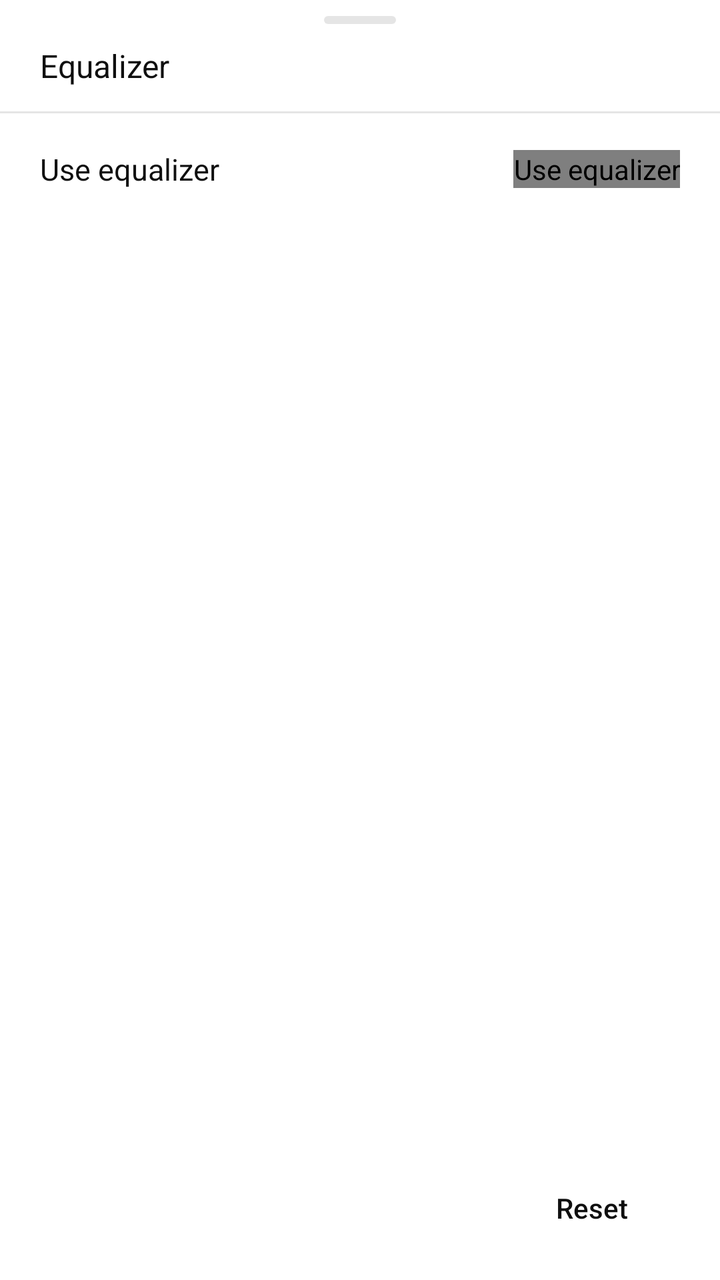
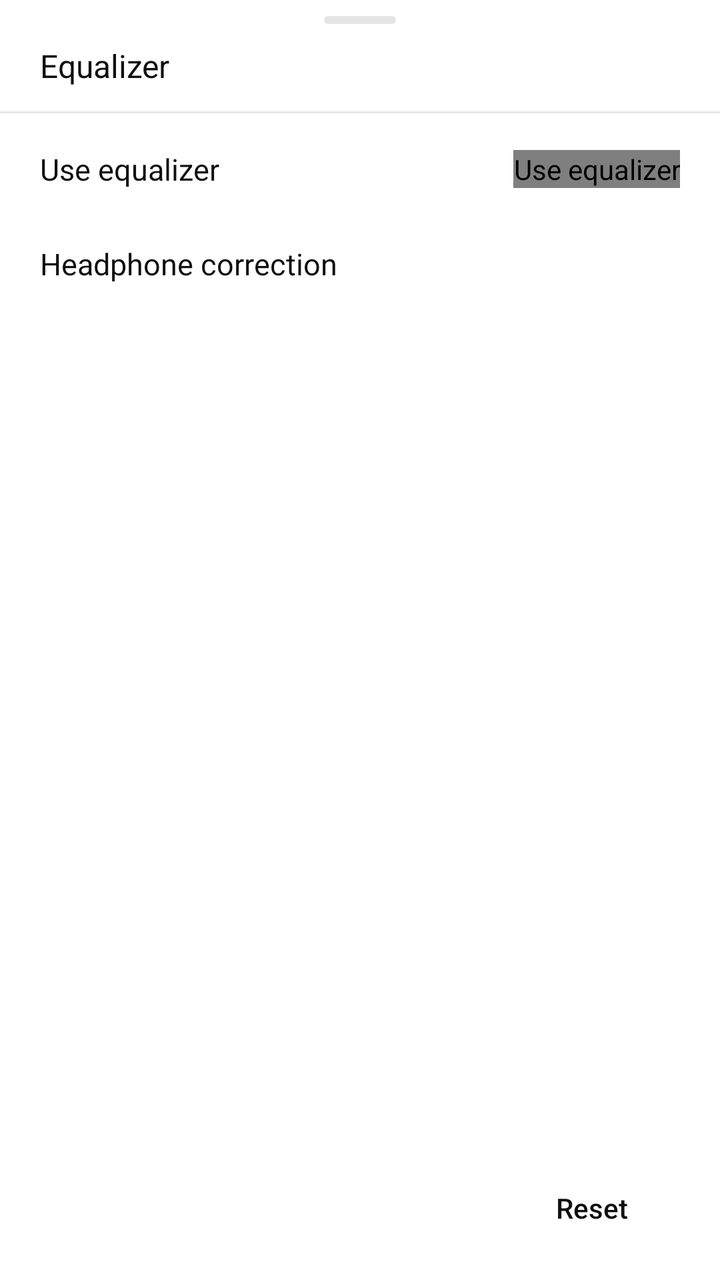

The first picture is an Android layout as it rendered before a commit; the second is the same layout after the commit. The layout source and the unified diff follow.
<!-- AndroidManifest.xml: application theme Theme.NewTube -->
<!-- res/layout/sheet_mobile_equalizer.xml -->
<?xml version="1.0" encoding="utf-8"?>
<LinearLayout xmlns:android="http://schemas.android.com/apk/res/android"
    xmlns:app="http://schemas.android.com/apk/res-auto"
    android:layout_width="match_parent"
    android:layout_height="wrap_content"
    android:orientation="vertical"
    android:paddingBottom="12dp">

    <View
        android:layout_width="36dp"
        android:layout_height="4dp"
        android:layout_gravity="center_horizontal"
        android:layout_marginTop="8dp"
        android:background="@drawable/bg_mobile_sheet_handle" />

    <TextView
        android:layout_width="match_parent"
        android:layout_height="wrap_content"
        android:paddingHorizontal="20dp"
        android:paddingTop="10dp"
        android:paddingBottom="12dp"
        android:text="@string/mobile_settings_equalizer"
        android:textColor="@color/mobile_color_on_surface"
        android:textSize="16sp" />

    <View
        android:layout_width="match_parent"
        android:layout_height="1dp"
        android:background="@color/mobile_color_divider" />

    <androidx.core.widget.NestedScrollView
        android:layout_width="match_parent"
        android:layout_height="wrap_content"
        android:layout_weight="1"
        android:overScrollMode="never">

        <LinearLayout
            android:layout_width="match_parent"
            android:layout_height="wrap_content"
            android:orientation="vertical"
            android:paddingHorizontal="20dp">

            <LinearLayout
                android:id="@+id/equalizer_enabled_row"
                android:layout_width="match_parent"
                android:layout_height="wrap_content"
                android:minHeight="56dp"
                android:background="?attr/selectableItemBackground"
                android:clickable="true"
                android:focusable="true"
                android:gravity="center_vertical"
                android:orientation="horizontal">

                <TextView
                    android:layout_width="0dp"
                    android:layout_height="wrap_content"
                    android:layout_weight="1"
                    android:text="@string/mobile_settings_equalizer_enable"
                    android:textColor="@color/mobile_color_on_surface"
                    android:textSize="15sp" />

                <com.newtube.mobile.ui.common.GlassSwitch
                    android:id="@+id/equalizer_enabled"
                    android:layout_width="wrap_content"
                    android:layout_height="wrap_content"
                    android:layout_marginStart="16dp"
                    android:contentDescription="@string/mobile_settings_equalizer_enable" />
            </LinearLayout>

            <com.google.android.material.chip.ChipGroup
                android:id="@+id/equalizer_presets"
                android:layout_width="match_parent"
                android:layout_height="wrap_content"
                android:paddingBottom="12dp"
                app:selectionRequired="true"
                app:singleSelection="true" />

            <LinearLayout
                android:id="@+id/equalizer_bands"
                android:layout_width="match_parent"
                android:layout_height="wrap_content"
                android:orientation="vertical"
                android:paddingBottom="8dp" />
        </LinearLayout>
    </androidx.core.widget.NestedScrollView>

    <com.google.android.material.button.MaterialButton
        android:id="@+id/equalizer_reset"
        style="@style/Widget.MaterialComponents.Button.TextButton"
        android:layout_width="wrap_content"
        android:layout_height="wrap_content"
        android:layout_gravity="end"
        android:layout_marginHorizontal="20dp"
        android:minHeight="48dp"
        android:text="@string/mobile_settings_equalizer_reset"
        android:textColor="@color/mobile_color_on_surface" />
</LinearLayout>
<!-- resources referenced by this layout -->
<resources>
  <color name="mobile_color_divider">#1A000000</color>
  <color name="mobile_color_on_surface">#0F0F0F</color>
  <!-- drawable bg_mobile_sheet_handle (drawable) -->
  <?xml version="1.0" encoding="utf-8"?>
  <shape xmlns:android="http://schemas.android.com/apk/res/android"
      android:shape="rectangle">
      <solid android:color="@color/mobile_color_divider" />
      <corners android:radius="3dp" />
  </shape>
  <string name="mobile_settings_equalizer">Equalizer</string>
  <string name="mobile_settings_equalizer_enable">Use equalizer</string>
  <string name="mobile_settings_equalizer_reset">Reset</string>
  <style name="Widget.MeeTube.NoScrollbars.ScrollView" parent="android:Widget.ScrollView">
          <item name="android:scrollbars">none</item>
      </style>
  <style name="Widget.MeeTube.NoScrollbars.ListView" parent="android:Widget.ListView">
          <item name="android:scrollbars">none</item>
      </style>
  <!-- drawable splash_play_still (drawable) -->
  <?xml version="1.0" encoding="utf-8"?>
  <vector xmlns:android="http://schemas.android.com/apk/res/android"
      android:width="240dp"
      android:height="240dp"
      android:viewportWidth="240"
      android:viewportHeight="240">
      <path
          android:fillColor="#00000000"
          android:pathData="M0,0h240v240h-240z" />
  </vector>
  <color name="mobile_color_background">#FFFFFF</color>
  <style name="Widget.MeeTube.Loader" parent="android:Widget.Material.ProgressBar">
          <item name="android:indeterminateDrawable">?attr/meetubeLoader</item>
      </style>
  <style name="Widget.MeeTube.Loader.Large" parent="android:Widget.Material.ProgressBar.Large">
          <item name="android:indeterminateDrawable">?attr/meetubeLoader</item>
      </style>
  <style name="Widget.MeeTube.Loader.Small" parent="android:Widget.Material.ProgressBar.Small">
          <item name="android:indeterminateDrawable">?attr/meetubeLoader</item>
      </style>
  <color name="mobile_color_primary">#FF453A</color>
  <color name="mobile_color_primary_dark">#D7372D</color>
  <color name="mobile_color_surface">#FFFFFF</color>
  <color name="mobile_color_navigation_bar">#000000</color>
  <style name="ThemeOverlay.NewTube.BottomSheetDialog" parent="ThemeOverlay.MaterialComponents.BottomSheetDialog">
          <item name="bottomSheetStyle">@style/Widget.NewTube.BottomSheet</item>
          
          <item name="elevationOverlayEnabled">false</item>
      </style>
  <style name="TextAppearance.NewTube.Button" parent="TextAppearance.MaterialComponents.Button">
          <item name="android:textAllCaps">false</item>
          <item name="android:letterSpacing">0</item>
      </style>
  <style name="Widget.NewTube.Snackbar.Action" parent="Widget.MaterialComponents.Button.TextButton.Snackbar">
          <item name="android:textColor">@color/mobile_color_background</item>
          <item name="android:fontFamily">sans-serif-medium</item>
      </style>
  <style name="Widget.MeeTube.Snackbar" parent="Widget.MaterialComponents.Snackbar">
          <item name="shapeAppearance">@style/ShapeAppearance.MeeTube.Round</item>
      </style>
  <style name="ShapeAppearance.MeeTube.Round" parent="">
          <item name="cornerFamily">rounded</item>
          <item name="cornerSize">16dp</item>
      </style>
  <color name="meetube_sheet_glass">#D6FFFFFF</color>
  <style name="ShapeAppearance.NewTube.BottomSheet" parent="">
          <item name="cornerFamily">rounded</item>
          <item name="cornerSizeTopLeft">28dp</item>
          <item name="cornerSizeTopRight">28dp</item>
          <item name="cornerSizeBottomLeft">28dp</item>
          <item name="cornerSizeBottomRight">28dp</item>
      </style>
  <dimen name="meetube_sheet_max_width">640dp</dimen>
  <color name="meetube_switch_off">#E3E3E8</color>
  <!-- unchanged entries left out for length: 7 -->
</resources>

<!-- the commit's change to res/layout/sheet_mobile_equalizer.xml (unified diff, before → after) -->
@@ -67,6 +67,34 @@
                     android:contentDescription="@string/mobile_settings_equalizer_enable" />
             </LinearLayout>
 
+            
+            <LinearLayout
+                android:id="@+id/equalizer_autoeq_row"
+                android:layout_width="match_parent"
+                android:layout_height="wrap_content"
+                android:minHeight="56dp"
+                android:background="?attr/selectableItemBackground"
+                android:clickable="true"
+                android:focusable="true"
+                android:gravity="center_vertical"
+                android:orientation="vertical"
+                android:paddingVertical="8dp">
+
+                <TextView
+                    android:layout_width="match_parent"
+                    android:layout_height="wrap_content"
+                    android:text="@string/mobile_settings_autoeq"
+                    android:textColor="@color/mobile_color_on_surface"
+                    android:textSize="15sp" />
+
+                <TextView
+                    android:id="@+id/equalizer_autoeq_summary"
+                    android:layout_width="match_parent"
+                    android:layout_height="wrap_content"
+                    android:textColor="@color/mobile_color_on_surface_secondary"
+                    android:textSize="13sp" />
+            </LinearLayout>
+
             <com.google.android.material.chip.ChipGroup
                 android:id="@+id/equalizer_presets"
                 android:layout_width="match_parent"
<!-- resource entries referenced after the edit -->
@@ -2,6 +2,7 @@
 <resources>
   <color name="mobile_color_divider">#1A000000</color>
   <color name="mobile_color_on_surface">#0F0F0F</color>
+  <color name="mobile_color_on_surface_secondary">#606060</color>
   <!-- drawable bg_mobile_sheet_handle (drawable) -->
   <?xml version="1.0" encoding="utf-8"?>
   <shape xmlns:android="http://schemas.android.com/apk/res/android"
@@ -9,6 +10,7 @@
       <solid android:color="@color/mobile_color_divider" />
       <corners android:radius="3dp" />
   </shape>
+  <string name="mobile_settings_autoeq">Headphone correction</string>
   <string name="mobile_settings_equalizer">Equalizer</string>
   <string name="mobile_settings_equalizer_enable">Use equalizer</string>
   <string name="mobile_settings_equalizer_reset">Reset</string>
